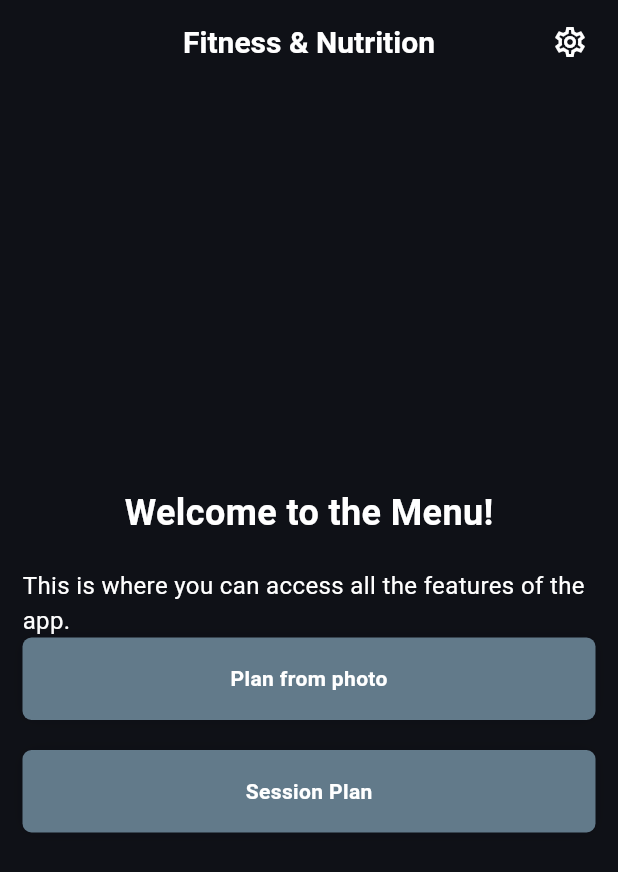
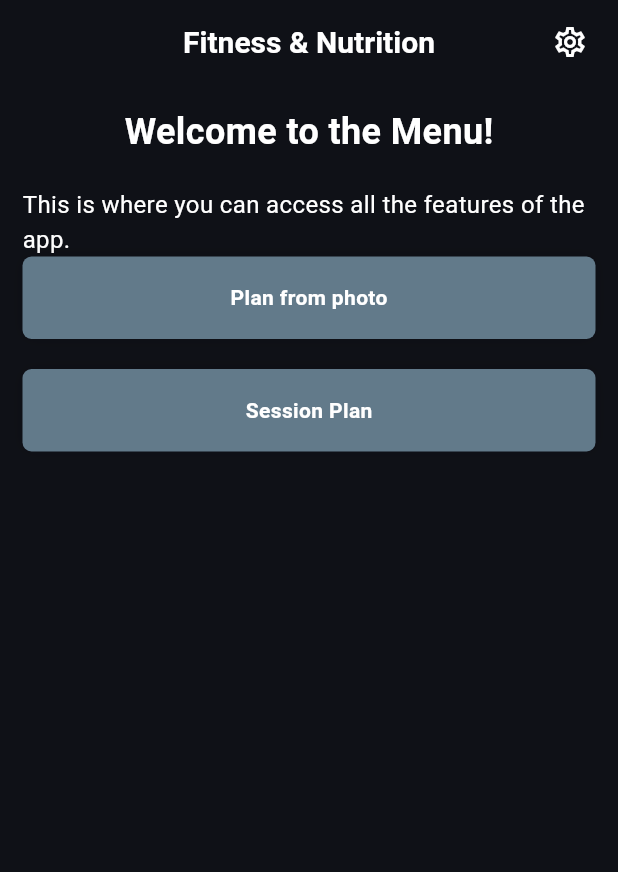
Before and after one commit to SaahRosine/Automated-nutrition-and-fitness-assistant-, a Flutter app: the Menu screen opened directly, on a phone screen of 412 x 824 dp. Shown: the top 872 px of the screen. Run offline on Flutter 3.47's test engine with Material 3 defaults, Android fonts, the phone set to English and light mode, and no system bars; our stand-ins replace camera, dio, fl_chart, flutter_animate, flutter_map, flutter_secure_storage and 6 more; missing offline and left inert: flutter_foreground_task; accounts and stored records are empty.

Commit message:
refactor(mobile): improve app stability and UI responsiveness
- Convert `MyApp` to `StatefulWidget` to initialize `UserProvider` on startup
- Wrap login, register, menu, and onboarding screens in `SingleChildScrollView` to prevent overflow
- Adjust `AppShell` navigation bar dimensions and font sizes for better layout consistency
- Fix potential layout issues in `OnboardingScreen` by constraining `PageView` height

```diff
--- a/mobile/lib/pages/login_screen.dart
+++ b/mobile/lib/pages/login_screen.dart
@@ -57,7 +57,7 @@ class _LoginScreenState extends State<LoginScreen> {
     return Scaffold(
       backgroundColor: AppColors.darkBackground,
       body: SafeArea(
-        child: Padding(
+        child: SingleChildScrollView(
           padding: const EdgeInsets.symmetric(horizontal: 24, vertical: 20),
           child: Column(
             crossAxisAlignment: CrossAxisAlignment.start,
--- a/mobile/lib/pages/menu.dart
+++ b/mobile/lib/pages/menu.dart
@@ -36,9 +36,9 @@ class _MenuState extends State<Menu> {
           const SizedBox(width: 8),
         ],
       ),
-      body: Center(
-        child: Padding(
-          padding: EdgeInsets.all(15.0),
+      body: SingleChildScrollView(
+        padding: const EdgeInsets.all(15.0),
+        child: Center(
           child: Column(
             mainAxisAlignment: MainAxisAlignment.center,
             crossAxisAlignment: CrossAxisAlignment.center,
--- a/mobile/lib/pages/onboarding_screen.dart
+++ b/mobile/lib/pages/onboarding_screen.dart
@@ -63,6 +63,7 @@ class _OnboardingScreenState extends State<OnboardingScreen> {
     return Scaffold(
       backgroundColor: AppColors.darkBackground,
       body: SafeArea(
+        child: SingleChildScrollView(
           child: Column(
             children: [
               const SizedBox(height: 24),
@@ -80,7 +81,8 @@ class _OnboardingScreenState extends State<OnboardingScreen> {
                   ],
                 ),
               ),
-            Expanded(
+              SizedBox(
+                height: MediaQuery.of(context).size.height * 0.6,
                 child: PageView.builder(
                   controller: _pageController,
                   itemCount: _steps.length,
@@ -164,6 +166,7 @@ class _OnboardingScreenState extends State<OnboardingScreen> {
             ],
           ),
         ),
+      ),
     );
   }
 }
--- a/mobile/lib/pages/register_screen.dart
+++ b/mobile/lib/pages/register_screen.dart
@@ -65,7 +65,7 @@ class _RegisterScreenState extends State<RegisterScreen> {
     return Scaffold(
       backgroundColor: AppColors.darkBackground,
       body: SafeArea(
-        child: Padding(
+        child: SingleChildScrollView(
           padding: const EdgeInsets.symmetric(horizontal: 24, vertical: 20),
           child: Column(
             crossAxisAlignment: CrossAxisAlignment.start,
```
Lines whose indentation alone changed are shown as unchanged.
